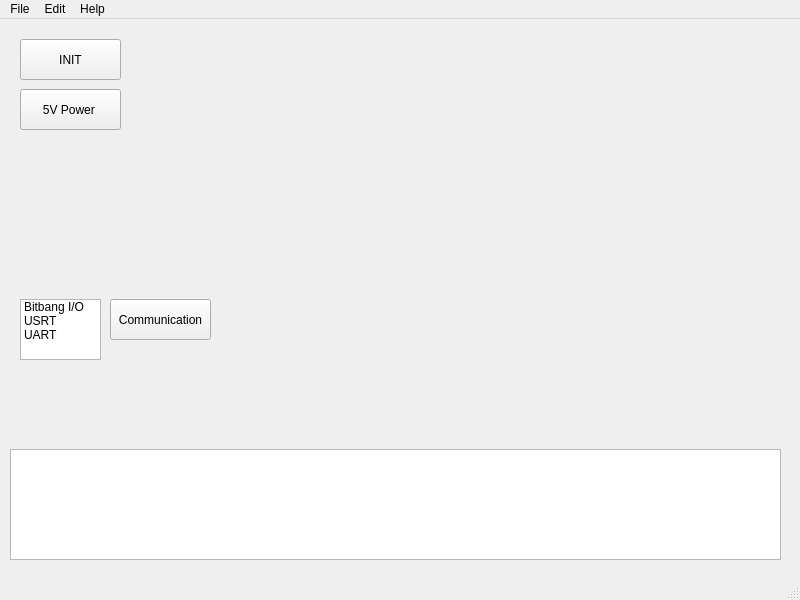
The window that mainwindow.ui (GaryBlackbourne/Logsys-GUI) describes before a commit, drawn with Qt 5.
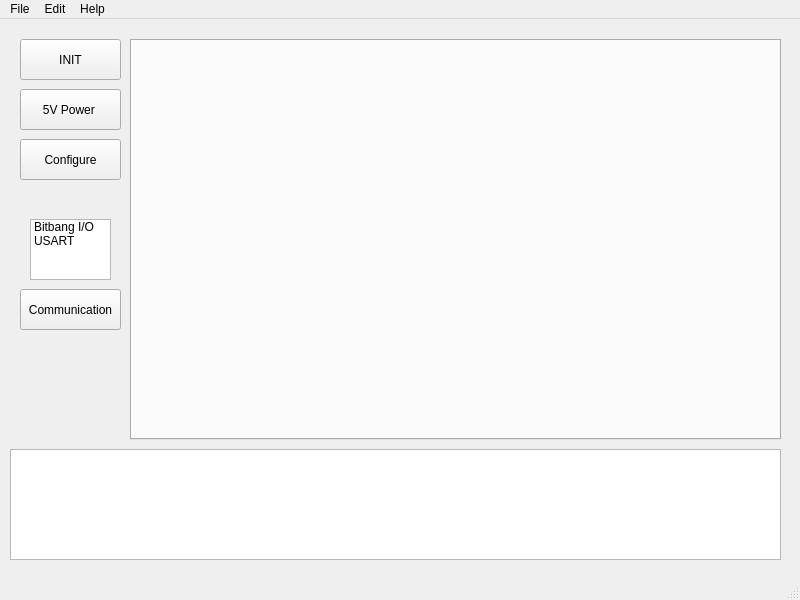
The same window after the commit.

Commit message: Added a tab panel to main window Added communication selector panel and button Added test widgets to different communication features

The edit to the form file:
```diff
--- a/mainwindow.ui
+++ b/mainwindow.ui
@@ -59,8 +59,8 @@
    <widget class="QListWidget" name="listWidget">
     <property name="geometry">
      <rect>
-      <x>20</x>
-      <y>280</y>
+      <x>30</x>
+      <y>200</y>
       <width>81</width>
       <height>61</height>
      </rect>
@@ -72,20 +72,15 @@
     </item>
     <item>
      <property name="text">
-      <string>USRT</string>
-     </property>
-    </item>
-    <item>
-     <property name="text">
-      <string>UART</string>
+      <string>USART</string>
      </property>
     </item>
    </widget>
    <widget class="QPushButton" name="pushbtn_COM">
     <property name="geometry">
      <rect>
-      <x>110</x>
-      <y>280</y>
+      <x>20</x>
+      <y>270</y>
       <width>101</width>
       <height>41</height>
      </rect>
@@ -97,6 +92,32 @@
      <bool>true</bool>
     </property>
    </widget>
+   <widget class="QPushButton" name="pushbtn_CFG">
+    <property name="geometry">
+     <rect>
+      <x>20</x>
+      <y>120</y>
+      <width>101</width>
+      <height>41</height>
+     </rect>
+    </property>
+    <property name="text">
+     <string>Configure</string>
+    </property>
+    <property name="checkable">
+     <bool>true</bool>
+    </property>
+   </widget>
+   <widget class="QTabWidget" name="tab_container">
+    <property name="geometry">
+     <rect>
+      <x>130</x>
+      <y>20</y>
+      <width>651</width>
+      <height>401</height>
+     </rect>
+    </property>
+   </widget>
   </widget>
   <widget class="QMenuBar" name="menubar">
    <property name="geometry">
```
Left out of the diff: 2 changed lines with no effect on the pictures. The commit also changes 13 other files.
